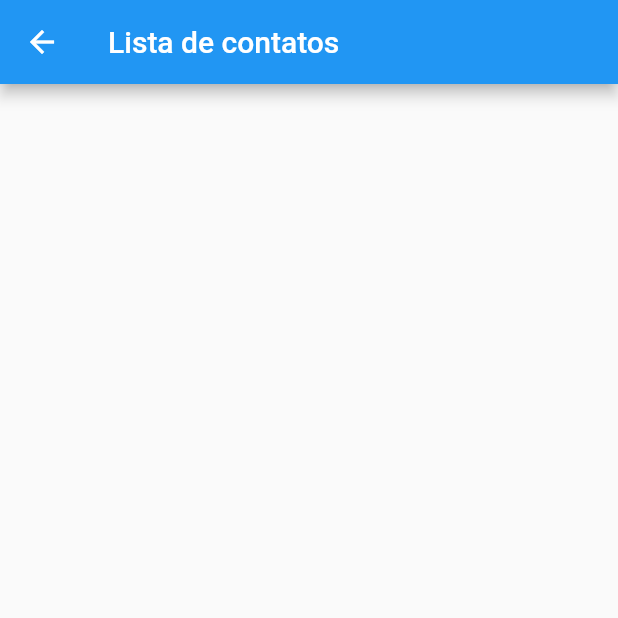
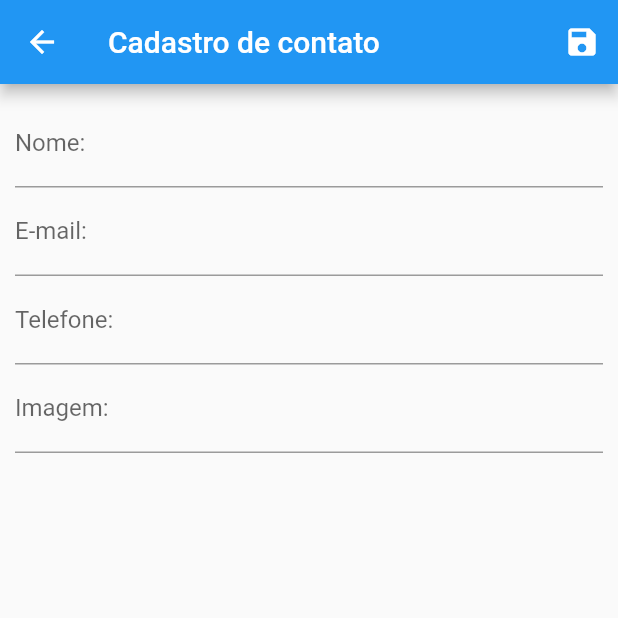
Before and after one commit to JoaoGabriel0908/curso-flutter, a Flutter app: the ContactForm screen opened by its route, on a phone screen of 412 x 824 dp, the top half of it. Run offline on Flutter 3.47's test engine with Material 2 defaults, Android fonts, the phone set to English and light mode, and no system bars; our stand-ins replace flutter_mobx, get_it, mask_text_input_formatter, mobx, sqflite; accounts and stored records are empty; generated files the repository leaves out were written again; network calls fail.

Commit message:
bug: _CastError

```diff
--- a/lib/src/database/sqlite/connection.dart
+++ b/lib/src/database/sqlite/connection.dart
@@ -18,6 +18,7 @@ class Connection {
       // Join(Plugin do Path) junta nos parametros o que vai ser o caminho da plataforma ou banco
       // GetDatabase função do SQFLite que traz o caminho onde o banco será criado
       var path = join(await getDatabasesPath(), 'banco');
+      // deleteDatabase(path);
       // Abertura do banco de dados
       // OnCreate verifica se tem algo no banco, se não tiver ele cria
       // Conforme tiver alterações no banco, use o onUpgrade e altere a versão
--- a/lib/src/database/sqlite/script.dart
+++ b/lib/src/database/sqlite/script.dart
@@ -2,7 +2,7 @@
 
 final createTable = '''
   CREATE TABLE contact(
-    id INT PRIMARY KEY
+    id INTEGER NOT NULL PRIMARY KEY
     ,nome VARCHAR(200) NOT NULL
     ,telefone CHAR(16) NOT NULL
     ,email VARCHAR(150) NOT NULL
--- a/lib/src/domain/entities/Contact.dart
+++ b/lib/src/domain/entities/Contact.dart
@@ -1,7 +1,7 @@
 // Padronizando a forma de representar o contato
 // Independente de como vir os dados, vamos padronizar dessa
 class Contact {
-  int id;
+  int? id;
   String? nome;
   String? telefone;
   String? email;
@@ -11,5 +11,5 @@ class Contact {
   // Parametros com {} é para quando for chamar o método, colocar a chave
   // Exemplo: id: '1', nome: '1', telefone: '1'....
   Contact(
-      {required this.id, this.nome, this.telefone, this.email, this.urlAvatar});
+      {this.id, this.nome, this.telefone, this.email, this.urlAvatar});
 }
--- a/lib/src/domain/services/contact_service.dart
+++ b/lib/src/domain/services/contact_service.dart
@@ -1,6 +1,10 @@
 // Serviço da camada de dominio que representa e emcapsula as regras de negócios
 // A regra de negócio aqui vai precisar do DAO (Operações do banco ded daos)
+// ignore_for_file: non_constant_identifier_names, unnecessary_new, unnecessary_null_comparison, unused_local_variable
+
 import 'package:cadastro_contatos/src/database/sqlite/dao/contact_dao_impl.dart';
+import 'package:cadastro_contatos/src/domain/entities/Contact.dart';
+import 'package:cadastro_contatos/src/domain/exception/domain_exception.dart';
 import 'package:get_it/get_it.dart';
 import '../interfaces/contact_dao.dart';
 
@@ -9,5 +13,50 @@ class ContactService {
   // var dao = ContactDAOImpl();
 
   // Injetando o DAO no contactService
-  var dao = GetIt.I.get<ContactDAO>();
+  var _dao = GetIt.I.get<ContactDAO>();
+
+  // Salvar um contato, ter a possibilidade de alterar, excluir e listar contatos
+  save(Contact contact) {
+    validadeName(contact.nome!);
+    validadeEmail(contact.email!);
+    validateTelefone(contact.telefone!);
+    _dao.save(contact);
+  }
+
+  remove(int id) {
+    _dao.remove(id);
+  }
+
+  Future<List<Contact>> find() {
+    return _dao.find();
+  }
+
+  validadeName(String name) {
+    var min = 3;
+    var max = 50;
+
+    if (name == null) {
+      throw new DomainException('Nome obrigatório.');
+    } else if (name.length < min) {
+      throw new DomainException(
+          'O nome deve possuir no mínimo $min caracteres.');
+    } else if (name.length > max) {
+      throw new DomainException(
+          'O nome deve possuir no máximo $max caracteres.');
+    }
+  }
+
+  validadeEmail(String email) {
+    if (email == null) {
+      throw new DomainException('Nome obrigatório.');
+    } else if (email.contains('@')) {
+      throw new DomainException('O email deve possuir @');
+    }
+  }
+
+  validateTelefone(String telefone) {
+    if (telefone == null) {
+      throw new DomainException('Telefone obrigatório.');
+    }
+  }
 }
--- a/lib/src/page/contactForm.dart
+++ b/lib/src/page/contactForm.dart
@@ -1,16 +1,92 @@
-// ignore_for_file: prefer_const_constructors
+// ignore_for_file: prefer_const_constructors, prefer_const_literals_to_create_immutables
 
+import 'package:cadastro_contatos/src/page/contact_form_store.dart';
 import 'package:flutter/material.dart';
 import 'package:flutter/src/widgets/container.dart';
 import 'package:flutter/src/widgets/framework.dart';
+import 'package:mask_text_input_formatter/mask_text_input_formatter.dart';
 
 class ContactForm extends StatelessWidget {
-  const ContactForm({super.key});
+  // Referência de um Widget
+  final _form = GlobalKey<FormState>();
+
+  Widget fieldName(ContactFormStore controller) {
+    return TextFormField(
+      validator: controller.validadeName,
+      onSaved: (newValue) => controller.contact?.nome = newValue,
+      initialValue: controller.contact?.nome,
+      decoration: InputDecoration(labelText: 'Nome:'),
+    );
+  }
+
+  Widget fieldEmail(ContactFormStore controller) {
+    return TextFormField(
+      validator: controller.validateEmail,
+      onSaved: (newValue) => controller.contact?.email = newValue,
+      initialValue: controller.contact?.email,
+      decoration:
+          InputDecoration(labelText: 'E-mail:', hintText: 'seuemail@email.com'),
+    );
+  }
+
+  Widget fieldTelefone(ContactFormStore controller) {
+    var mask = MaskTextInputFormatter(mask: '(##)#####-####');
+    return TextFormField(
+      // Validando
+      validator: controller.validateTelefone,
+      // Salvando o valor
+      onSaved: (newValue) => controller.contact?.telefone = newValue,
+      initialValue: controller.contact?.telefone,
+      inputFormatters: [mask],
+      keyboardType: TextInputType.number,
+      decoration:
+          InputDecoration(labelText: 'Telefone:', hintText: '(99) 99999-9999'),
+    );
+  }
+
+  Widget fieldUrlImage(ContactFormStore controller) {
+    return TextFormField(
+      onSaved: (newValue) => controller.contact?.urlAvatar = newValue,
+      initialValue: controller.contact?.urlAvatar,
+      decoration:
+          InputDecoration(labelText: 'Imagem:', hintText: 'www.imagem.com.br'),
+    );
+  }
 
   @override
   Widget build(BuildContext context) {
+    final _controller = ContactFormStore(context);
     return Scaffold(
-      appBar: AppBar(title: Text('Lista de contatos')),
+      appBar: AppBar(
+        title: Text('Cadastro de contato'),
+        actions: [
+          IconButton(
+              onPressed: () {
+                // Validando os campos quando clica em salvar
+                _form.currentState?.validate();
+                _form.currentState?.save();
+                if (_controller.isValid) {
+                  _controller.save();
+                  Navigator.of(context).pop();
+                }
+              },
+              icon: Icon(Icons.save))
+        ],
+      ),
+      body: Padding(
+        // Atribuindo a referencia
+        key: _form,
+        padding: EdgeInsets.all(10),
+        child: Form(
+            child: Column(
+          children: [
+            fieldName(_controller),
+            fieldEmail(_controller),
+            fieldTelefone(_controller),
+            fieldUrlImage(_controller)
+          ],
+        )),
+      ),
     );
   }
 }
```
Also changed, not shown: lib/src/domain/exception/domain_exception.dart (added, +11 -0 lines), lib/src/injection.dart (+8 -0 lines), lib/src/page/contactList.dart (+75 -23 lines), lib/src/page/contact_form_store.dart (added, +73 -0 lines), lib/src/page/contact_list_store.dart (added, +48 -0 lines), pubspec.yaml (+7 -0 lines), lib/src/page/contact_form_store.g.dart (added), lib/src/page/contact_list_store.g.dart (added), pubspec.lock.
